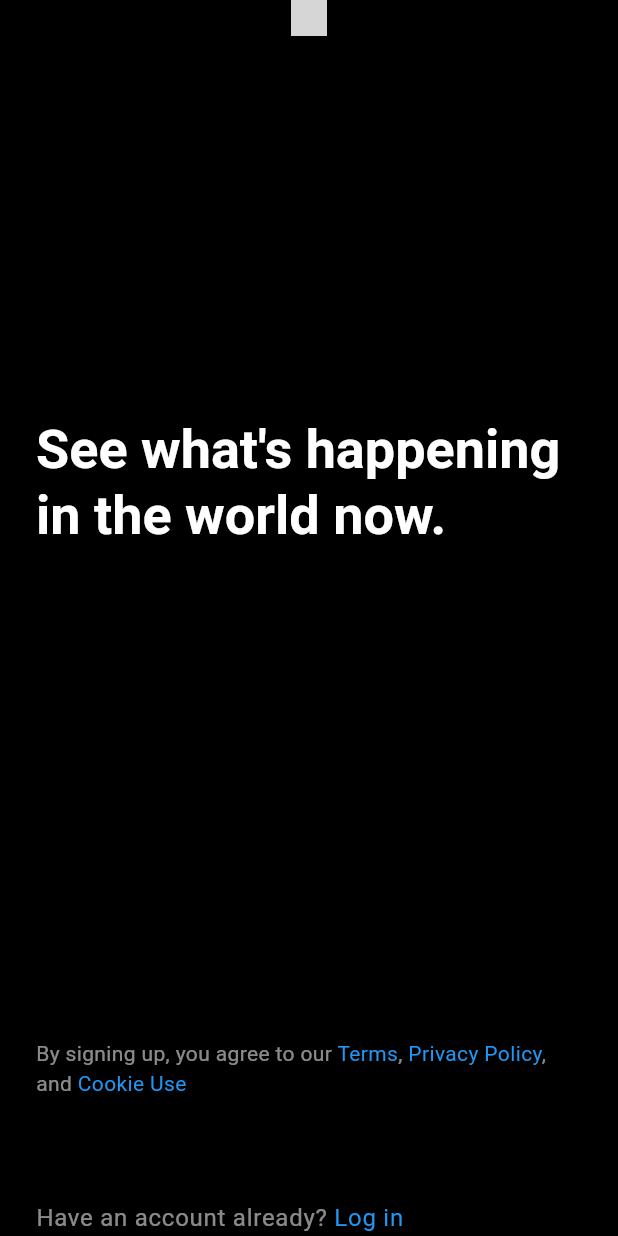
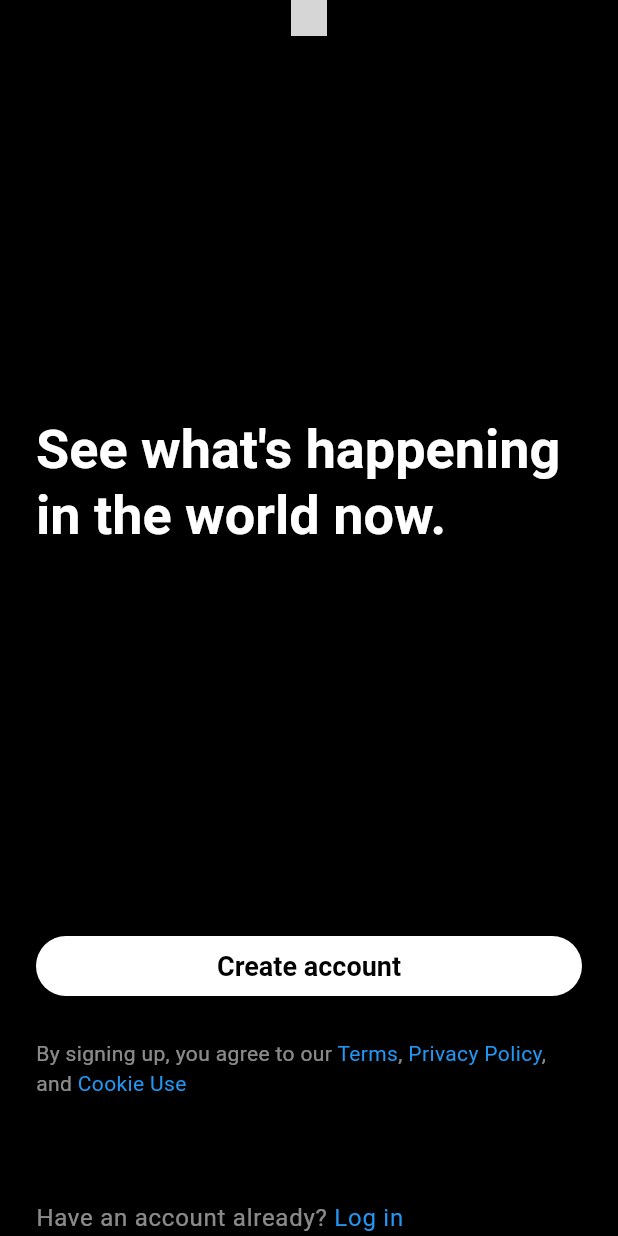
Before and after one commit to AladdineDev/bloX, a Flutter app: the screen it shows after launch, on a phone screen of 412 x 824 dp. Run offline on Flutter 3.47's test engine with Material 3 defaults, Android fonts, the phone set to English and light mode, and no system bars; our stand-ins replace firebase_auth, firebase_core, firebase_crashlytics, fluttertoast, go_router, image_cropper and 2 more; accounts and stored records are empty; generated files the repository leaves out were written again; grey boxes are pictures that could not be loaded.

Commit message:
fix: theme

```diff
--- a/lib/core/common/widgets/button.dart
+++ b/lib/core/common/widgets/button.dart
@@ -2,7 +2,6 @@
 
 class Button extends StatelessWidget {
   final String text;
-  final ButtonStyle style;
   final Widget leading;
   final Widget trailing;
   final void Function() onPressed;
@@ -10,7 +9,6 @@
   const Button(
     this.text, {
     super.key,
-    this.style = const ButtonStyle(),
     this.leading = const SizedBox(width: 0),
     this.trailing = const SizedBox(width: 0),
     required this.onPressed,
@@ -21,7 +19,6 @@
     return SizedBox(
       width: double.infinity,
       child: ElevatedButton(
-        style: style,
         onPressed: onPressed,
         child: Row(
           mainAxisSize: MainAxisSize.min,
@@ -29,9 +26,7 @@
             leading,
             Padding(
               padding: const EdgeInsets.symmetric(horizontal: 8.0),
-              child: Text(text,
-                  style: Theme.of(context).textTheme.titleSmall?.copyWith(
-                      color: Colors.black, fontWeight: FontWeight.w700)),
+              child: Text(text),
             ),
             trailing,
           ],
--- a/lib/core/theme/theme.dart
+++ b/lib/core/theme/theme.dart
@@ -133,4 +133,15 @@
       ),
     ),
   ),
+  elevatedButtonTheme: ElevatedButtonThemeData(
+    style: FilledButton.styleFrom(
+      backgroundColor: Colors.white,
+      foregroundColor: Colors.black,
+      textStyle: const TextStyle(
+        fontSize: 18,
+        color: Colors.black,
+        fontWeight: FontWeight.w700,
+      ),
+    ),
+  ),
 );
```
